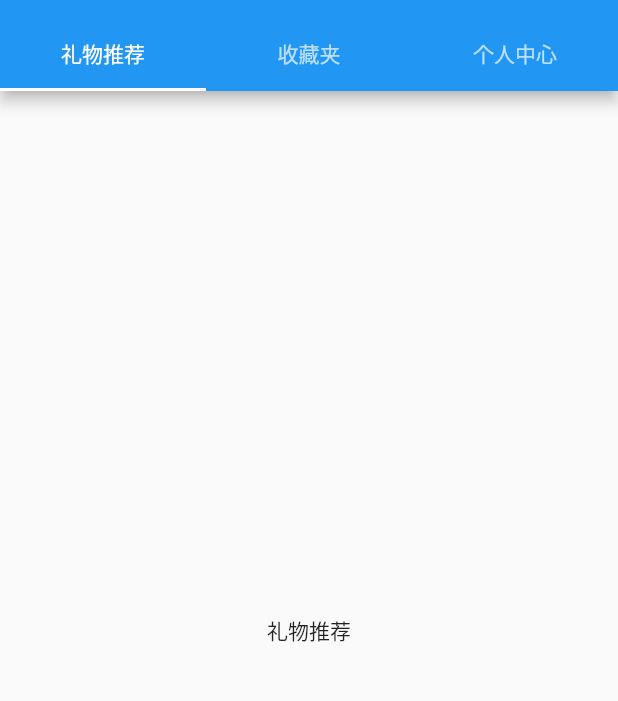
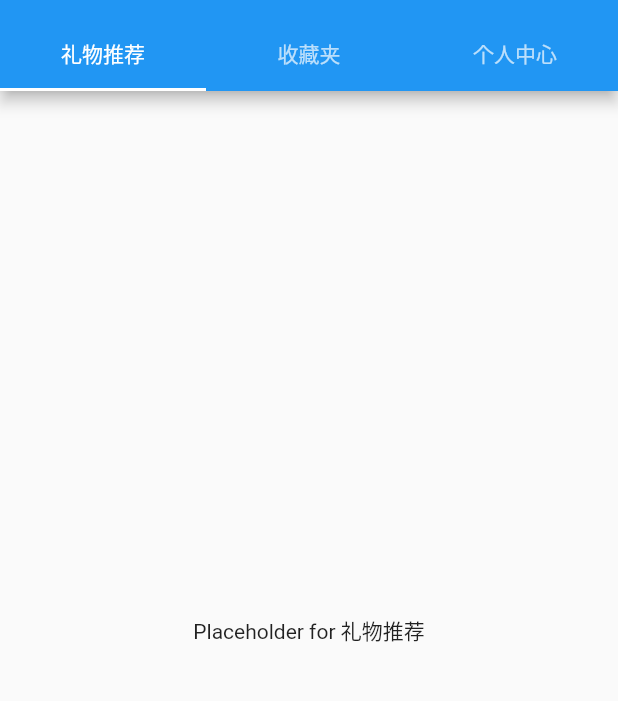
Before and after one commit to bingsurprise/bs-app, a Flutter app: the GiftTabs screen opened directly, on a phone screen of 412 x 824 dp, the part 65-766 px from its top. Run offline on Flutter 3.47's test engine with Material 2 defaults, Android fonts, the phone set to English and light mode, and no system bars.

Commit message:
update gift

```diff
--- a/bing_surprise/lib/screens/gift/gift-tabs.dart
+++ b/bing_surprise/lib/screens/gift/gift-tabs.dart
@@ -1,4 +1,7 @@
 import 'package:flutter/material.dart';
+import './recommendation.dart';
+import './favorite.dart';
+import './profile.dart';
 
 class GiftTabs extends StatefulWidget {
   @override
@@ -7,9 +10,15 @@ class GiftTabs extends StatefulWidget {
 
 class _GiftTabsState extends State<GiftTabs> with SingleTickerProviderStateMixin {
   final List<Tab> _giftTabs = <Tab>[
-    Tab(text: '礼物推荐'),
-    Tab(text: '收藏夹'),
-    Tab(text: '个人中心'),
+    Tab(
+      text: '礼物推荐',
+    ),
+    Tab(
+      text: '收藏夹',
+    ),
+    Tab(
+      text: '个人中心',
+    ),
   ];
 
   TabController _tabController;
@@ -41,9 +50,11 @@ class _GiftTabsState extends State<GiftTabs> with SingleTickerProviderStateMixin
       ),
       body: TabBarView(
         controller: _tabController,
-        children: _giftTabs.map((Tab tab) => Center(
-          child: Text(tab.text),
-        )).toList(),
+        children: [
+          GiftRecommendation(),
+          GiftFavorite(),
+          Profile(),
+        ],
       ),
     );
   }
--- /dev/null
+++ b/bing_surprise/lib/screens/gift/recommendation.dart
@@ -0,0 +1,10 @@
+import 'package:flutter/material.dart';
+
+class GiftRecommendation extends StatelessWidget {
+  @override
+  Widget build(BuildContext context) {
+    return Center(
+      child: Text('Placeholder for 礼物推荐'),
+    );
+  }
+}
```
Also changed, not shown: bing_surprise/lib/screens/gift/favorite.dart (added, +10 -0 lines), bing_surprise/lib/screens/gift/profile.dart (added, +10 -0 lines).
